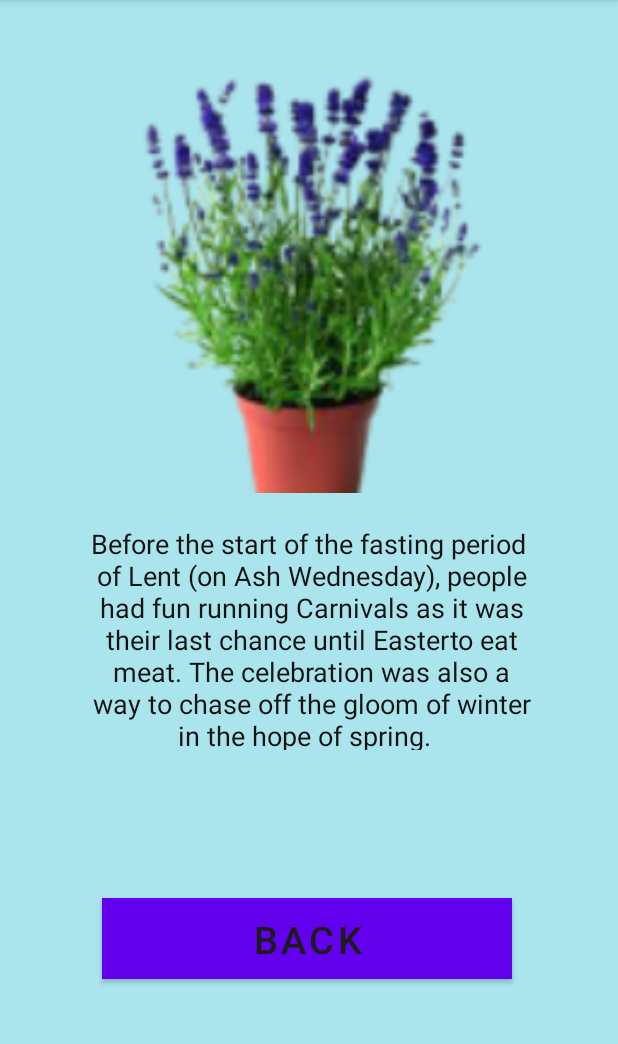
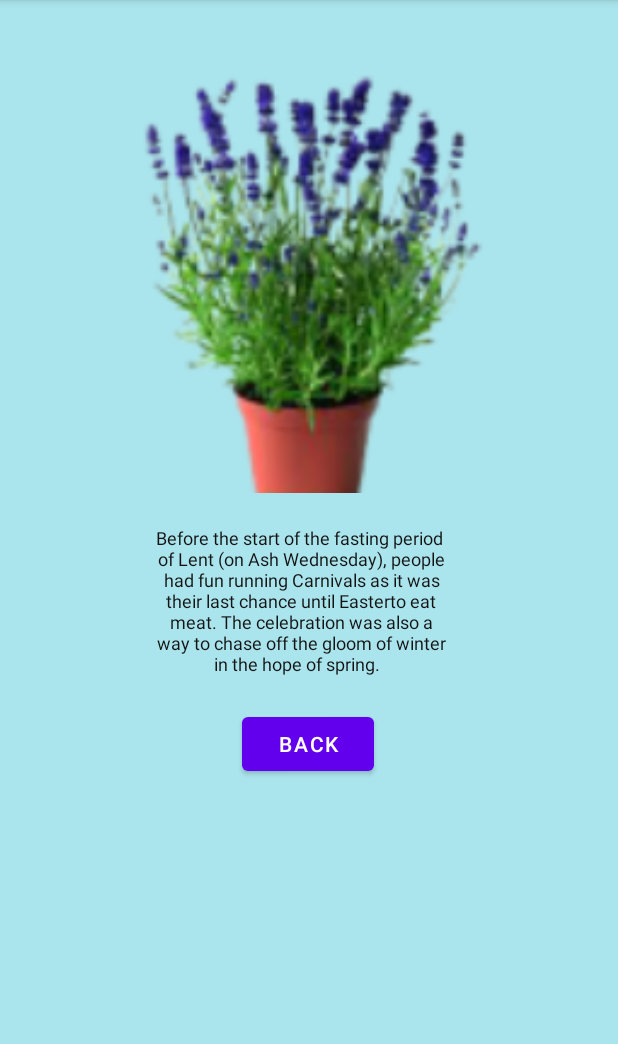
Before and after one commit to nghiaprov4/thieuquangnghia_18041651_baitaptuan3, an Android app: the screen4 screen opened directly, with no data from a screen before it, on a phone screen of 412 x 824 dp, the part 84-1128 px from its top. Run offline under Robolectric (Android 15) with nearby library versions, the phone set to English and light mode, and no system bars.

```diff
--- a/app/src/main/java/com/example/thieuquangnghia_18041651_baitaptuan3/MainActivity.java
+++ b/app/src/main/java/com/example/thieuquangnghia_18041651_baitaptuan3/MainActivity.java
@@ -5,8 +5,6 @@ import androidx.appcompat.app.AppCompatActivity;
 import android.content.Intent;
 import android.os.Bundle;
 import android.view.View;
-import android.view.animation.Animation;
-import android.view.animation.AnimationUtils;
 import android.widget.Button;
 import android.widget.ImageView;
 
@@ -18,7 +16,7 @@ public class MainActivity extends AppCompatActivity {
     protected void onCreate(Bundle savedInstanceState) {
         super.onCreate(savedInstanceState);
         setContentView(R.layout.activity_main);
-        findViewById(R.id.buttongo).setOnClickListener(new View.OnClickListener() {
+        findViewById(R.id.buttonback1).setOnClickListener(new View.OnClickListener() {
             @Override
             public void onClick(View view) {
                 startActivity(new Intent(MainActivity.this,screen2.class));
--- a/app/src/main/java/com/example/thieuquangnghia_18041651_baitaptuan3/screen4.java
+++ b/app/src/main/java/com/example/thieuquangnghia_18041651_baitaptuan3/screen4.java
@@ -2,7 +2,10 @@ package com.example.thieuquangnghia_18041651_baitaptuan3;
 
 import androidx.appcompat.app.AppCompatActivity;
 
+import android.content.Intent;
 import android.os.Bundle;
+import android.transition.Fade;
+import android.view.View;
 
 public class screen4 extends AppCompatActivity {
 
@@ -10,5 +13,20 @@ public class screen4 extends AppCompatActivity {
     protected void onCreate(Bundle savedInstanceState) {
         super.onCreate(savedInstanceState);
         setContentView(R.layout.activity_screen4);
+
+        Fade fade=new Fade();
+        View decor=getWindow().getDecorView();
+
+        getWindow().setEnterTransition( fade );
+        getWindow().setExitTransition( fade );
+
+
+        findViewById(R.id.button).setOnClickListener(new View.OnClickListener() {
+            @Override
+            public void onClick(View view) {
+                startActivity(new Intent(screen4.this, screen2.class));
+            }
+        });
+
     }
 }
--- a/app/src/main/res/layout/activity_main.xml
+++ b/app/src/main/res/layout/activity_main.xml
@@ -40,7 +40,7 @@
 
     <Button
 
-        android:id="@+id/buttongo"
+        android:id="@+id/buttonback1"
         android:layout_width="273dp"
         android:layout_height="54dp"
         android:layout_marginStart="12dp"
--- a/app/src/main/res/layout/activity_screen2.xml
+++ b/app/src/main/res/layout/activity_screen2.xml
@@ -92,7 +92,8 @@
         app:layout_constraintTop_toTopOf="parent" />
 
     <ImageView
-        android:id="@+id/imageView2"
+        android:transitionName="fade"
+        android:id="@+id/image3"
         android:layout_width="115dp"
         android:layout_height="115dp"
         android:layout_marginStart="20dp"
@@ -112,7 +113,8 @@
         app:srcCompat="@drawable/removebg_plant_a_1" />
 
     <ImageView
-        android:id="@+id/imageView4"
+        android:transitionName="fade"
+        android:id="@+id/image2"
         android:layout_width="115dp"
         android:layout_height="115dp"
         android:layout_marginStart="25dp"
--- a/app/src/main/res/layout/activity_screen4.xml
+++ b/app/src/main/res/layout/activity_screen4.xml
@@ -19,33 +19,32 @@
         app:layout_constraintStart_toStartOf="parent"
         app:layout_constraintTop_toTopOf="parent"
         app:srcCompat="@drawable/removebg_flower_1" />
+
     <TextView
-        android:textAlignment="center"
         android:id="@+id/textView10"
-        android:layout_width="347dp"
-        android:layout_height="150dp"
+        android:layout_width="334dp"
+        android:layout_height="107dp"
         android:layout_marginStart="32dp"
         android:layout_marginTop="350dp"
+        android:layout_marginEnd="45dp"
         android:text="Before the start of the fasting period\n of Lent (on Ash Wednesday), people\n had fun running Carnivals as it was\n their last chance until Easterto eat\n meat. The celebration was also a\n way to chase off the gloom of winter\n in the hope of spring.
  "
+        android:textAlignment="center"
         android:textColor="#131313"
-        android:textSize="18sp"
+        android:textSize="12sp"
+        app:layout_constraintEnd_toEndOf="parent"
         app:layout_constraintStart_toStartOf="parent"
         app:layout_constraintTop_toTopOf="parent" />
+
     <Button
-
-        android:id="@+id/buttongo"
-        android:layout_width="273dp"
-        android:layout_height="54dp"
-        android:layout_marginStart="68dp"
-        android:layout_marginTop="516dp"
-        android:layout_marginBottom="33dp"
-        android:backgroundTint="@android:color/holo_orange_dark"
-        android:background="@drawable/maunen"
-        android:text="BACK"
-        android:textColor="#201B1B"
-        android:textSize="25sp"
-        app:layout_constraintBottom_toBottomOf="parent"
+        android:id="@+id/button"
+        android:layout_width="wrap_content"
+        android:layout_height="wrap_content"
+        android:layout_marginTop="472dp"
+        android:text="Back"
+        app:layout_constraintEnd_toEndOf="parent"
+        app:layout_constraintHorizontal_bias="0.498"
         app:layout_constraintStart_toStartOf="parent"
         app:layout_constraintTop_toTopOf="parent" />
+
 </androidx.constraintlayout.widget.ConstraintLayout>
```
Also changed, not shown: app/src/main/java/com/example/thieuquangnghia_18041651_baitaptuan3/screen2.java (+32 -0 lines), app/src/main/java/com/example/thieuquangnghia_18041651_baitaptuan3/screen3.java (+16 -0 lines), app/src/main/res/layout/activity_screen3.xml (+15 -15 lines).
